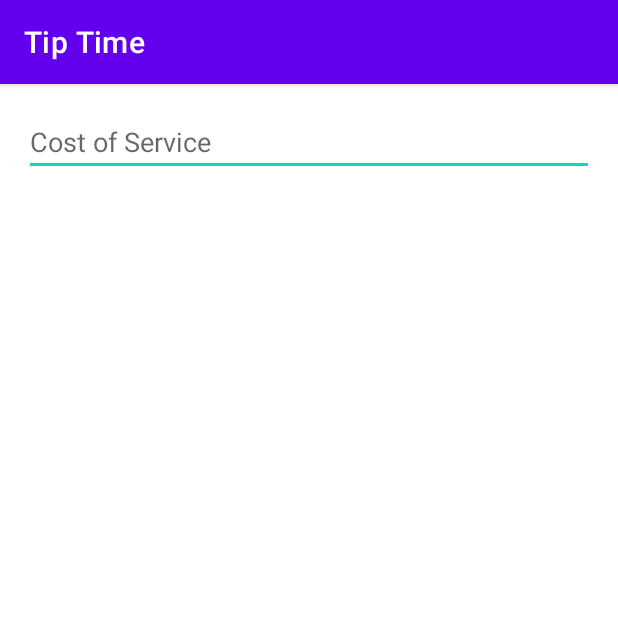
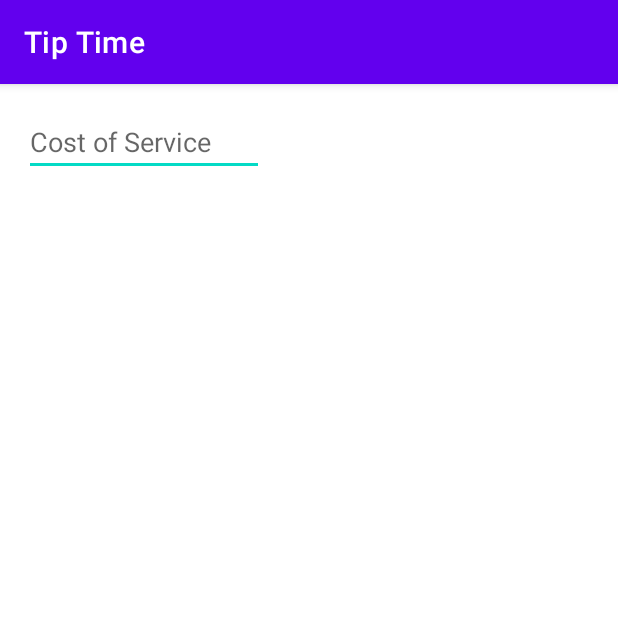
Before and after one commit to Lillaley/Tip_Time, an Android app: the screen it shows after launch (MainActivity), on a phone screen of 412 x 824 dp, the top half of it. Run offline under Robolectric (Android 15) with nearby library versions, the phone set to English and light mode, and no system bars.

Commit message:
compare code

```diff
--- a/app/src/main/res/layout/activity_main.xml
+++ b/app/src/main/res/layout/activity_main.xml
@@ -9,12 +9,12 @@
     tools:context=".MainActivity">
 
     <EditText
-        android:id="@+id/plain_text_input"
+        android:id="@+id/cost_of_service"
+        android:layout_width="160dp"
         android:layout_height="wrap_content"
-        android:layout_width="match_parent"
+        android:hint="Cost of Service"
+        android:inputType="numberDecimal"
         app:layout_constraintStart_toStartOf="parent"
-        app:layout_constraintTop_toTopOf="parent"
-        android:inputType="numberDecimal"
-        android:hint="Cost of Service"/>
+        app:layout_constraintTop_toTopOf="parent" />
 
 </androidx.constraintlayout.widget.ConstraintLayout>
```
